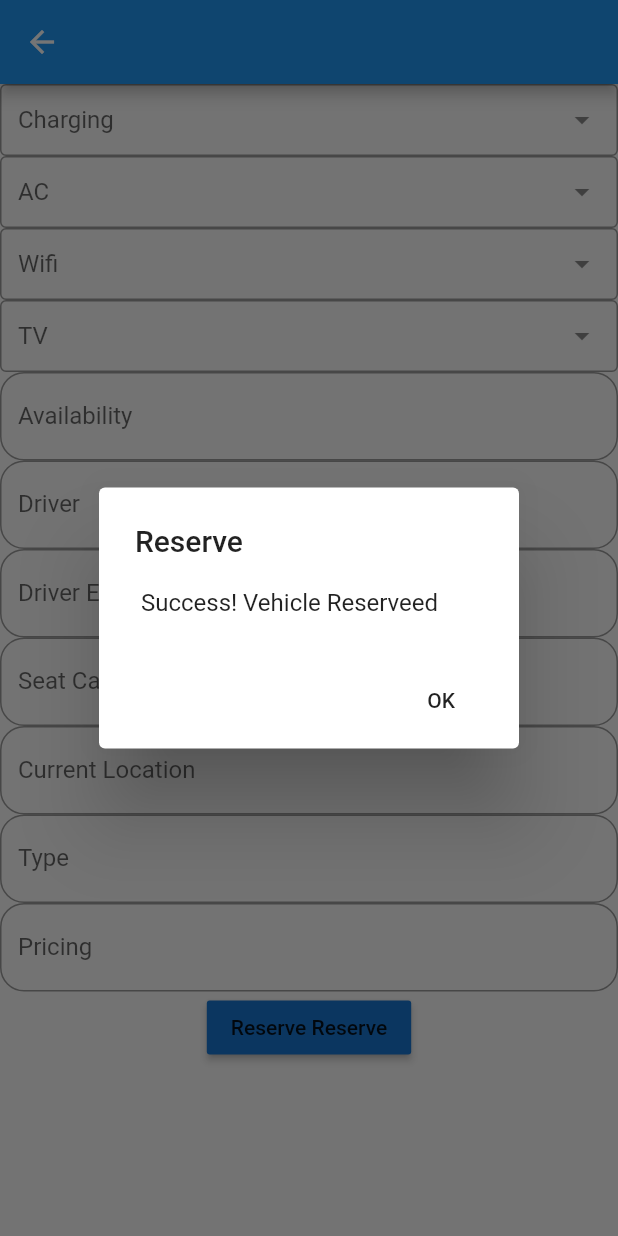
After one commit to Bibekbvk/adminecounter, a Flutter app: the Reserve screen opened directly, after a tap on "Reserve Reserve", on a phone screen of 412 x 824 dp. The commit adds this screen. Run offline on Flutter 3.47's test engine with Material 2 defaults, Android fonts, the phone set to English and light mode, and no system bars; drawn by our look-alikes of dropdown_search; our stand-ins replace cloud_firestore, firebase_core, font_awesome_flutter; accounts and stored records are empty.

Commit message:
movers reserve and booking user can input data and those data are sent to firebase

```diff
--- a/lib/homepage.dart
+++ b/lib/homepage.dart
@@ -1,6 +1,7 @@
 
 import 'package:adminecounter/booking_vehicle.dart';
 import 'package:adminecounter/movers_register.dart';
+import 'package:adminecounter/reserve_register.dart';
 import 'package:flutter/cupertino.dart';
 import 'package:flutter/material.dart';
 import 'package:url_launcher/url_launcher.dart';
@@ -99,7 +100,7 @@ class _e_counterState extends State<e_counter> {
               child: Padding(
                 padding: EdgeInsets.all(10),
                 child: Text(
-                  'Select Services',
+                  'Admin Panel',
                   style: TextStyle(fontSize: 20, fontWeight: FontWeight.bold),
                 ),
               ),
@@ -180,10 +181,10 @@ class _e_counterState extends State<e_counter> {
                                     ),
                                   ),
                                   onTap: () {
-                                    /*Navigator.push(
+                                    Navigator.push(
                                         context,
                                         MaterialPageRoute(
-                                            builder: (context) => ReserveList()));*/
+                                            builder: (context) => Reserve()));
                                   }),
                             ),
                             SizedBox(
--- /dev/null
+++ b/lib/reserve_register.dart
@@ -0,0 +1,202 @@
+import 'package:adminecounter/homepage.dart';
+import 'package:flutter/material.dart';
+import 'package:dropdown_search/dropdown_search.dart';
+import 'package:cloud_firestore/cloud_firestore.dart';
+
+class Reserve extends StatefulWidget {
+  @override
+  _ReserveState createState() => _ReserveState();
+}
+TextEditingController _available_inController = TextEditingController();
+TextEditingController _driverController = TextEditingController();
+TextEditingController _driver_experienceController = TextEditingController();
+TextEditingController _seat_capacityController = TextEditingController();
+TextEditingController _pricingController = TextEditingController();
+TextEditingController _vehicle_current_locationController = TextEditingController();
+String selectedcharging;
+String selectedac;
+String selectedwifi;
+String selectedtv;
+
+TextEditingController _typeController = TextEditingController();
+
+
+
+class _ReserveState extends State<Reserve> {final _formKey = GlobalKey<FormState>();
+
+@override
+Widget build(BuildContext context) {
+  return Scaffold(
+    appBar: AppBar(),
+    body:
+    SingleChildScrollView(
+      child: Column(
+        children: [
+          DropdownSearch<String>(
+              mode: Mode.MENU,
+              label: "Charging",
+              showSelectedItem: true,
+              items:["✅","❌"],
+              onChanged: (val){
+                selectedcharging = val;
+              },
+              selectedItem: selectedcharging),
+          DropdownSearch<String>(
+              mode: Mode.MENU,
+              label: "AC",
+              showSelectedItem: true,
+              items:["✅","❌"],
+              onChanged: (val){
+                selectedac = val;
+              },
+              selectedItem: selectedac),
+          DropdownSearch<String>(
+              mode: Mode.MENU,
+              label: "Wifi",
+              showSelectedItem: true,
+              items:["✅","❌"],
+              onChanged: (val){
+                selectedwifi = val;
+              },
+              selectedItem: selectedwifi),
+          DropdownSearch<String>(
+              mode: Mode.MENU,
+              label: "TV",
+              showSelectedItem: true,
+              items:["✅","❌"],
+              onChanged: (val){
+                selectedtv = val;
+              },
+              selectedItem: selectedtv),
+
+
+
+          TextField(
+            controller: _available_inController,
+            keyboardType: TextInputType.text,
+            decoration: InputDecoration(
+                labelText: "Availability",
+                border: OutlineInputBorder(
+                  borderRadius: BorderRadius.circular(16),
+                )),
+          ),
+          TextFormField(
+            controller: _driverController,
+            keyboardType: TextInputType.text,
+            validator: (val) =>
+            val.isEmpty ? "Enter Destination" : null,
+            decoration: InputDecoration(
+                labelText: "Driver",
+                border: OutlineInputBorder(
+                  borderRadius: BorderRadius.circular(16),
+                )),
+          ),
+          TextFormField(
+            controller: _driver_experienceController,
+            keyboardType: TextInputType.text,
+            validator: (val) =>
+            val.isEmpty ? "Please enter Number" : null,
+            decoration: InputDecoration(
+                labelText: "Driver Experience",
+                border: OutlineInputBorder(
+                  borderRadius: BorderRadius.circular(16),
+                )),
+          ),
+          TextFormField(
+            controller: _seat_capacityController,
+            keyboardType: TextInputType.text,
+            validator: (val) =>
+            val.isEmpty ? "Please enter Number" : null,
+            decoration: InputDecoration(
+                labelText: "Seat Capacity",
+                border: OutlineInputBorder(
+                  borderRadius: BorderRadius.circular(16),
+                )),
+          ),
+          TextFormField(
+            controller: _vehicle_current_locationController,
+            keyboardType: TextInputType.text,
+            validator: (val) =>
+            val.isEmpty ? "Please enter Number" : null,
+            decoration: InputDecoration(
+                labelText: "Current Location",
+                border: OutlineInputBorder(
+                  borderRadius: BorderRadius.circular(16),
+                )),
+          ),
+          TextFormField(
+            controller: _typeController,
+            keyboardType: TextInputType.text,
+            validator: (val) =>
+            val.isEmpty ? "Please enter Number" : null,
+            decoration: InputDecoration(
+                labelText: "Type",
+                border: OutlineInputBorder(
+                  borderRadius: BorderRadius.circular(16),
+                )),
+          ),
+          TextFormField(
+            controller: _pricingController,
+            keyboardType: TextInputType.text,
+            validator: (val) =>
+            val.isEmpty ? "Enter location" : null,
+            decoration: InputDecoration(
+                labelText: "Pricing",
+                border: OutlineInputBorder(
+                  borderRadius: BorderRadius.circular(16),
+                )),
+          ),
+
+
+          RaisedButton(
+              color: Colors.blue.shade700,
+              child: Text("Reserve Reserve"),
+              onPressed: () {
+
+                FirebaseFirestore.instance.collection("Reserve").add({
+                  'available_in': _available_inController.text,
+                  'charging/ac/wifi/tv': "${selectedcharging}/${selectedac}/$selectedwifi/$selectedtv",
+                  'driver': _driverController.text,
+                  'driver_experience': _driver_experienceController.text,
+                  'seat_capacity': _seat_capacityController.text,
+                  'pricing': _pricingController.text,
+                  'type': _typeController.text,
+                  'vehicle_current_location':_vehicle_current_locationController.text,
+
+                });
+                showDialog<String>(
+                  context: context,
+                  builder: (BuildContext context) => AlertDialog(
+                    title: Text("Reserve"),
+                    content: Text(
+                        " Success! Vehicle Reserveed"),
+                    actions: <Widget>[
+                      FlatButton(
+                          onPressed: () {
+                            Navigator.pop(context);
+
+
+                            _available_inController.clear();
+                            _driver_experienceController.clear();
+                            _driverController.clear();
+                            _seat_capacityController.clear();
+                            _typeController.clear();
+                            _pricingController.clear();
+                            _vehicle_current_locationController.clear();
+                          },
+                          child: Text("OK")),
+                    ],
+                  ),
+                );
+              }
+
+          ),
+
+
+        ],
+      ),
+    ),
+
+  );
+}
+}
```
